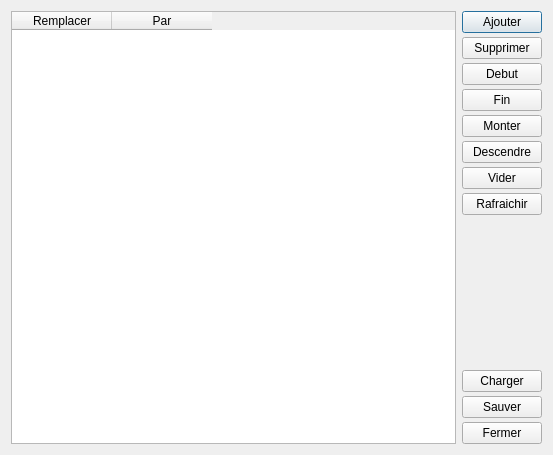
Before: the Qt Designer form joblist.ui in Chr0nos/bwarg, drawn with Qt 5.
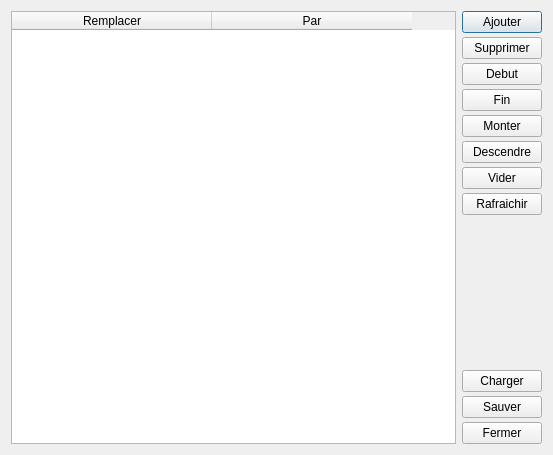
After: the same form once the commit is applied.

Commit message: added the ${D} parameter for gentoo's ebuild in the .pro file changed the joblist dialog dont remember what i've done in the mainwindow files o_O

The edit to the form file:
```diff
--- a/joblist.ui
+++ b/joblist.ui
@@ -19,6 +19,9 @@
      <property name="selectionMode">
       <enum>QAbstractItemView::SingleSelection</enum>
      </property>
+     <attribute name="horizontalHeaderDefaultSectionSize">
+      <number>200</number>
+     </attribute>
      <column>
       <property name="text">
        <string>Remplacer</string>
```
The commit also changes 5 other files.
